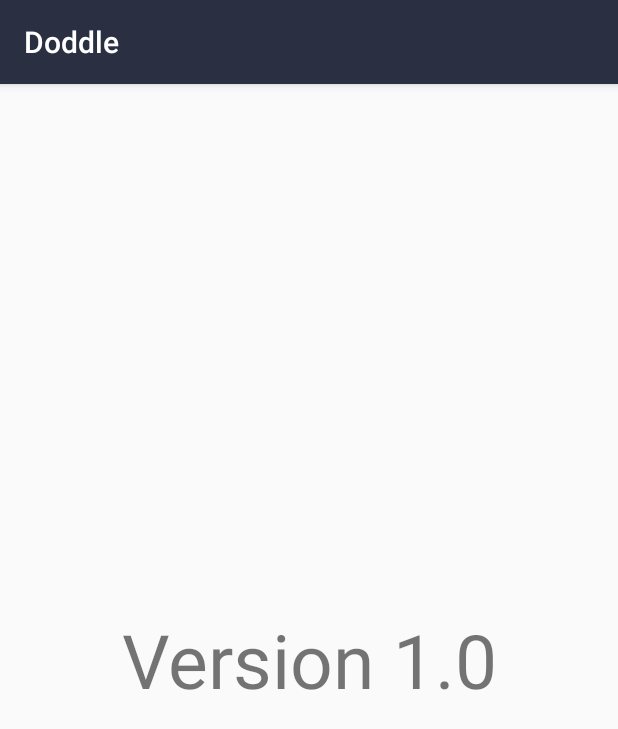
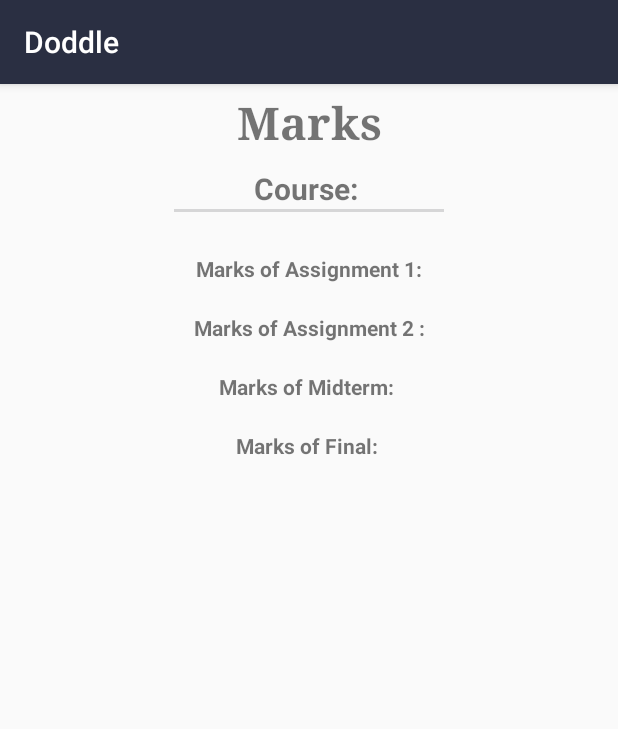
Before and after one commit to Pransh-Coder/Doodle, an Android app: the Marks screen opened directly, with no data from a screen before it, on a phone screen of 412 x 824 dp. Shown: the top 729 px of the screen. Run offline under Robolectric (Android 15) with nearby library versions, the phone set to English and light mode, and no system bars; our stand-ins replace Volley; network calls fail.

Commit message:
Marks Done

```diff
--- a/app/src/main/java/com/proxima/elearning/Marks.java
+++ b/app/src/main/java/com/proxima/elearning/Marks.java
@@ -31,7 +31,7 @@ public class Marks extends AppCompatActivity {
     SharedPreferences sharedPreference;
     RequestQueue requestQueue;
     String s_id;
-    TextView textView;
+    TextView ass1,ass2,midM,finalM,course;
 
     @Override
     protected void onCreate(Bundle savedInstanceState) {
@@ -39,7 +39,12 @@ public class Marks extends AppCompatActivity {
         setContentView(R.layout.activity_marks);
 
         requestQueue = Volley.newRequestQueue(this);
-        textView = findViewById(R.id.data);
+        ass1 = findViewById(R.id.A1);
+        ass2=findViewById(R.id.A2);
+        midM=findViewById(R.id.mid);
+        course=findViewById(R.id.course);
+        finalM=findViewById(R.id.finalMarks);
+
 
         sharedPreference = getApplication().getSharedPreferences("Login", MODE_PRIVATE);
         s_id = sharedPreference.getString("StudentID", "");
@@ -54,7 +59,7 @@ public class Marks extends AppCompatActivity {
         JsonArrayRequest jsonArrayRequest = new JsonArrayRequest(Request.Method.POST,"http://paytmpay001.dx.am/api/raeces/Marks.php",null, new Response.Listener<JSONArray>() {
             @Override
             public void onResponse(JSONArray response) {
-                textView.setText(response.toString());
+                //textView.setText(response.toString());
                 Toast.makeText(Marks.this, ""+response, Toast.LENGTH_SHORT).show();
 
                 for(int i=0;i<response.length();i++)
@@ -99,10 +104,17 @@ public class Marks extends AppCompatActivity {
                     for (int i=0;i<jsonArray.length();i++)
                     {
                         JSONObject jsonObject = jsonArray.getJSONObject(i);
-                        String t=  jsonObject.getString("marksa1");
-                        String m = jsonObject.getString("marksmid");
-                        textView.setText(t);
-                        Toast.makeText(Marks.this, ""+t+" "+m, Toast.LENGTH_SHORT).show();
+                        String a1=  jsonObject.getString("marksa1");
+                        String mid = jsonObject.getString("marksmid");
+                        String a2= jsonObject.getString("marksa2");
+                        String f= jsonObject.getString("marksf");
+                        String c= jsonObject.getString("course");
+
+                        course.append(c);
+                        ass1.append(" "+a1+"/10");
+                        ass2.append(" "+a2+"/10");
+                        midM.append(" "+mid+"/20");
+                        finalM.append(" "+f+"/60");
                     }
                 }
                 catch (JSONException e) {
@@ -120,7 +132,7 @@ public class Marks extends AppCompatActivity {
             @Override
             protected Map<String, String> getParams() throws AuthFailureError {
                 Map<String,String> map = new HashMap<String, String>();
-                map.put("stndid ",s_id);
+                map.put("stndid",s_id);
                 Log.e("Map",s_id+" abc");
                 return map;
             }
--- a/app/src/main/res/layout/activity_marks.xml
+++ b/app/src/main/res/layout/activity_marks.xml
@@ -1,22 +1,91 @@
 <?xml version="1.0" encoding="utf-8"?>
-<androidx.constraintlayout.widget.ConstraintLayout xmlns:android="http://schemas.android.com/apk/res/android"
+<androidx.constraintlayout.widget.ConstraintLayout
+    xmlns:android="http://schemas.android.com/apk/res/android"
     xmlns:app="http://schemas.android.com/apk/res-auto"
     xmlns:tools="http://schemas.android.com/tools"
     android:layout_width="match_parent"
     android:layout_height="match_parent"
+    android:padding="5dp"
+    android:orientation="vertical"
     tools:context=".Marks">
 
     <TextView
-        android:layout_width="match_parent"
-        android:layout_height="match_parent"
-        android:text="Version 1.0"
-        android:textSize="50dp"
-        android:gravity="center"/>
+        android:id="@+id/head1"
+        android:layout_width="wrap_content"
+        android:layout_height="wrap_content"
+        android:text="Marks"
+        android:textSize="30sp"
+        android:textStyle="bold"
+        android:typeface="serif"
+        app:layout_constraintTop_toTopOf="parent"
+        app:layout_constraintLeft_toLeftOf="parent"
+        app:layout_constraintRight_toRightOf="parent"/>
 
     <TextView
-        android:id="@+id/data"
-        android:layout_width="match_parent"
+        android:id="@+id/course"
+        android:layout_width="wrap_content"
         android:layout_height="wrap_content"
-        app:layout_constraintTop_toTopOf="parent"/>
+        android:layout_marginTop="10dp"
+        android:text="Course: "
+        android:textSize="20sp"
+        android:textStyle="bold"
+        app:layout_constraintLeft_toLeftOf="parent"
+        app:layout_constraintRight_toRightOf="parent"
+        app:layout_constraintTop_toBottomOf="@+id/head1"/>
+
+    <View
+        android:layout_width="180dp"
+        android:layout_height="2dp"
+        android:background="@color/black"
+        app:layout_constraintTop_toBottomOf="@+id/course"
+        app:layout_constraintLeft_toLeftOf="parent"
+        app:layout_constraintRight_toRightOf="parent"/>
+
+    <TextView
+        android:id="@+id/A1"
+        android:layout_width="wrap_content"
+        android:layout_height="wrap_content"
+        android:textStyle="bold"
+        android:text="Marks of Assignment 1:"
+        android:layout_marginTop="30dp"
+        android:textSize="14sp"
+        app:layout_constraintTop_toBottomOf="@+id/course"
+        app:layout_constraintLeft_toLeftOf="parent"
+        app:layout_constraintRight_toRightOf="parent"/>
+
+    <TextView
+        android:id="@+id/A2"
+        android:textSize="14sp"
+        android:textStyle="bold"
+        android:layout_marginTop="20dp"
+        android:layout_width="wrap_content"
+        android:layout_height="wrap_content"
+        android:text="Marks of Assignment 2 :"
+        app:layout_constraintTop_toBottomOf="@+id/A1"
+        app:layout_constraintLeft_toLeftOf="parent"
+        app:layout_constraintRight_toRightOf="parent"/>
+
+    <TextView
+        android:id="@+id/mid"
+        android:layout_width="wrap_content"
+        android:layout_height="wrap_content"
+        android:text="Marks of Midterm: "
+        android:layout_marginTop="20dp"
+        android:textStyle="bold"
+        android:textSize="14sp"
+        app:layout_constraintTop_toBottomOf="@+id/A2"
+        app:layout_constraintLeft_toLeftOf="parent"
+        app:layout_constraintRight_toRightOf="parent"/>
+    <TextView
+        android:id="@+id/finalMarks"
+        android:textStyle="bold"
+        android:layout_width="wrap_content"
+        android:layout_height="wrap_content"
+        android:text="Marks of Final: "
+        android:textSize="14sp"
+        android:layout_marginTop="20dp"
+        app:layout_constraintTop_toBottomOf="@+id/mid"
+        app:layout_constraintLeft_toLeftOf="parent"
+        app:layout_constraintRight_toRightOf="parent"/>
 
 </androidx.constraintlayout.widget.ConstraintLayout>
```
